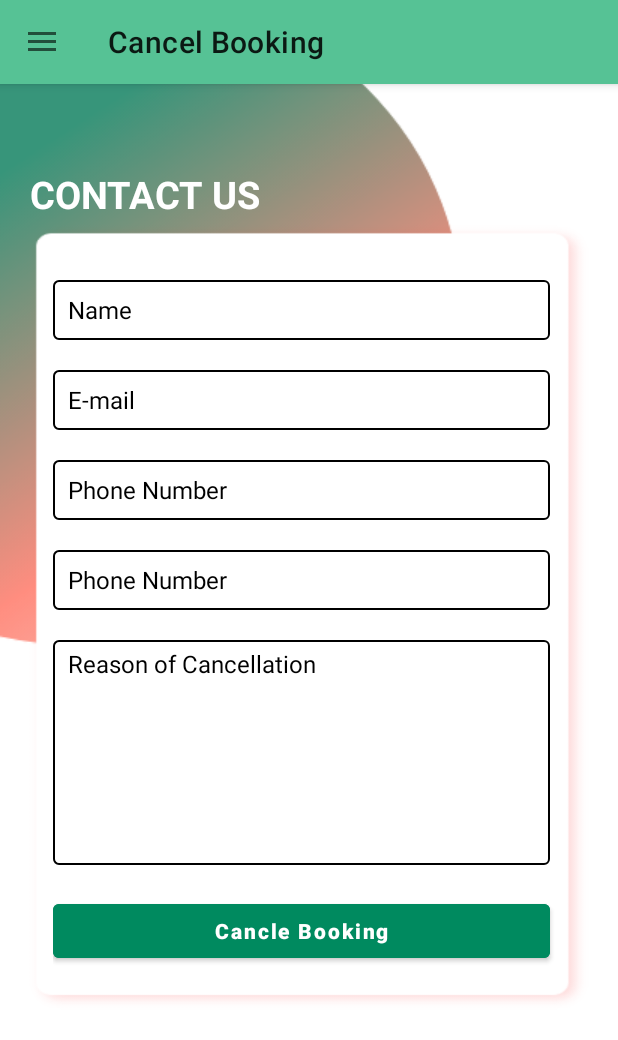
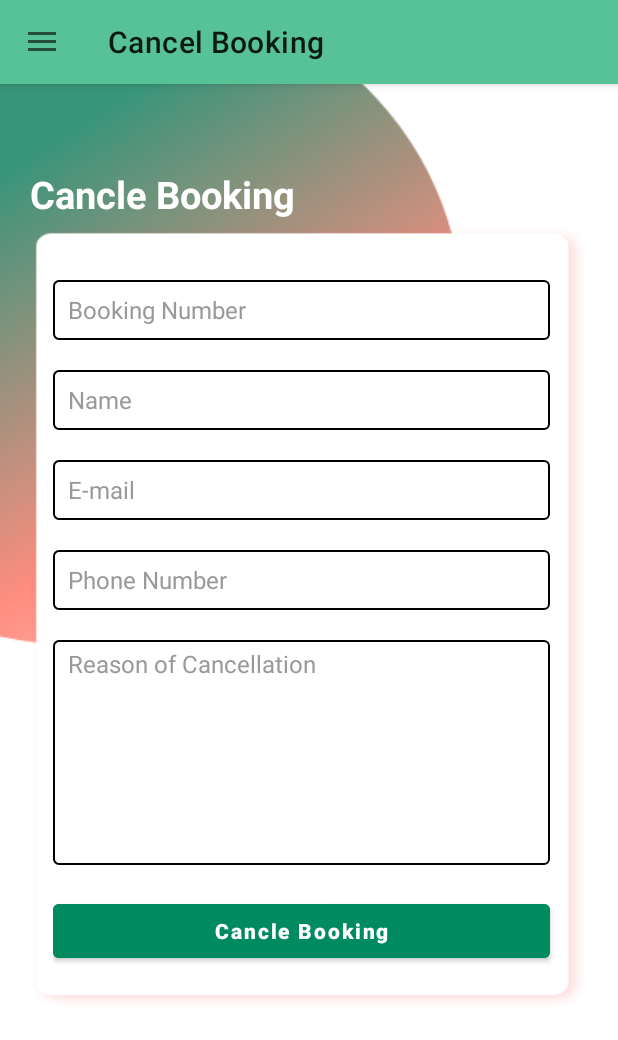
Before and after one commit to Pbb-app/Pbb-Intern, an Android app: the screen it shows after launch once a user with an empty profile is signed in (HomeActivity), in the side drawer, after a tap on "Cancel Booking", on a phone screen of 412 x 824 dp. Shown: the top 1040 px of the screen. Run offline under Robolectric (Android 15) with nearby library versions, the phone set to English and light mode, and no system bars; our stand-ins replace Firebase (no records; nobody signed in at launch, a user with empty details on screens opened directly); pictures from the network do not load.

Commit message:
all updated

```diff
--- a/app/src/main/res/layout/activity_bookings.xml
+++ b/app/src/main/res/layout/activity_bookings.xml
@@ -35,8 +35,11 @@
             android:layout_width="match_parent"
             android:layout_height="match_parent"
             android:orientation="vertical"
-            android:background="@drawable/backgroundimage"
+            android:background="@drawable/backgrounda"
             android:id="@+id/nobooking">
+            <LinearLayout
+                android:layout_width="match_parent"
+                android:layout_height="wrap_content"></LinearLayout>
             <TextView
                 android:layout_width="wrap_content"
                 android:layout_height="wrap_content"
--- a/app/src/main/res/layout/fragment_cancel_booking.xml
+++ b/app/src/main/res/layout/fragment_cancel_booking.xml
@@ -27,7 +27,7 @@
         android:id="@+id/t"
         android:layout_width="match_parent"
         android:layout_height="wrap_content"
-        android:text="CONTACT US"
+        android:text="Cancle Booking"
         android:layout_below="@id/toolbar"
         android:textSize="25sp"
         android:textStyle="bold"
@@ -71,6 +71,20 @@
             app:layout_constraintBottom_toBottomOf="parent"
             app:layout_constraintEnd_toEndOf="parent"
             app:layout_constraintStart_toStartOf="parent">
+            <EditText
+                style="@style/EditText.Flat.Grey"
+                android:layout_width="match_parent"
+                android:inputType="number"
+                android:layout_height="@dimen/spacing_xmlarge"
+                android:layout_marginTop="@dimen/spacing_mlarge"
+                android:background="@drawable/edit_text_round_bg_outline"
+                android:minHeight="@dimen/spacing_xmlarge"
+                android:layout_marginRight="10dp"
+                android:paddingLeft="@dimen/spacing_middle"
+                android:paddingRight="@dimen/spacing_middle"
+                android:hint="Booking Number"
+                android:textColorHint="@color/grey_40"
+                android:textColor="@android:color/black" />
 
             <EditText
                 style="@style/EditText.Flat.Grey"
@@ -83,7 +97,8 @@
                 android:paddingLeft="@dimen/spacing_middle"
                 android:paddingRight="@dimen/spacing_middle"
                 android:hint="Name"
-                android:textColorHint="@android:color/black"
+
+                android:textColorHint="@color/grey_40"
                 android:textColor="@android:color/black" />
 
             <EditText
@@ -97,22 +112,9 @@
                 android:layout_marginRight="10dp"
                 android:paddingRight="@dimen/spacing_middle"
                 android:hint="E-mail"
-                android:textColorHint="@android:color/black"
+                android:textColorHint="@color/grey_40"
                 android:textColor="@android:color/black" />
 
-            <EditText
-                style="@style/EditText.Flat.Grey"
-                android:layout_width="match_parent"
-                android:layout_height="@dimen/spacing_xmlarge"
-                android:layout_marginTop="@dimen/spacing_mlarge"
-                android:background="@drawable/edit_text_round_bg_outline"
-                android:minHeight="@dimen/spacing_xmlarge"
-                android:layout_marginRight="10dp"
-                android:paddingLeft="@dimen/spacing_middle"
-                android:paddingRight="@dimen/spacing_middle"
-                android:hint="Phone Number"
-                android:textColorHint="@android:color/black"
-                android:textColor="@android:color/black" />
 
             <EditText
                 style="@style/EditText.Flat.Grey"
@@ -124,9 +126,10 @@
                 android:paddingLeft="@dimen/spacing_middle"
                 android:paddingRight="@dimen/spacing_middle"
                 android:hint="Phone Number"
+
                 android:layout_marginRight="10dp"
                 android:inputType="number"
-                android:textColorHint="@android:color/black"
+                android:textColorHint="@color/grey_40"
                 android:textColor="@android:color/black" />
 
 
@@ -146,7 +149,7 @@
                 android:paddingRight="@dimen/spacing_middle"
                 android:hint="Reason of Cancellation"
                 android:inputType="textMultiLine"
-                android:textColorHint="@android:color/black"
+                android:textColorHint="@color/grey_40"
                 android:textColor="@android:color/black" />
 
             <Button
```
Also changed, not shown: app/src/main/res/layout/fragment_register_as_partner.xml (+43 -33 lines), app/src/main/res/layout/fragment_report_problem.xml (+77 -33 lines).
